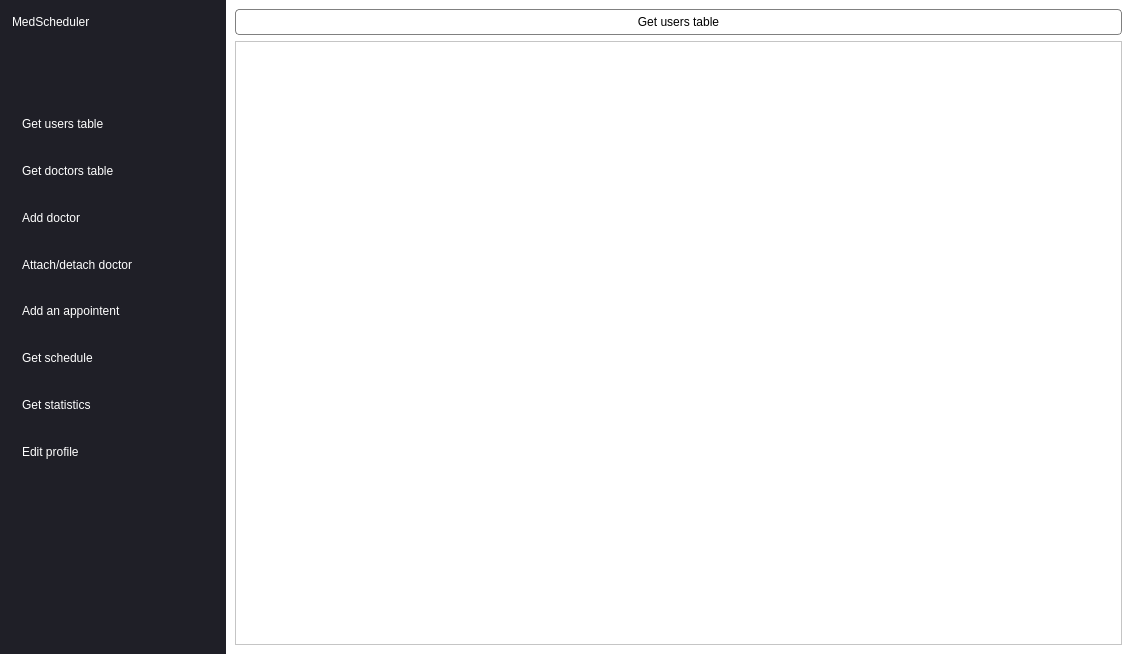
Old version of the form QtApp/forms/junior_admin_window.ui in the repository SanriaArgos/MedScheduler.
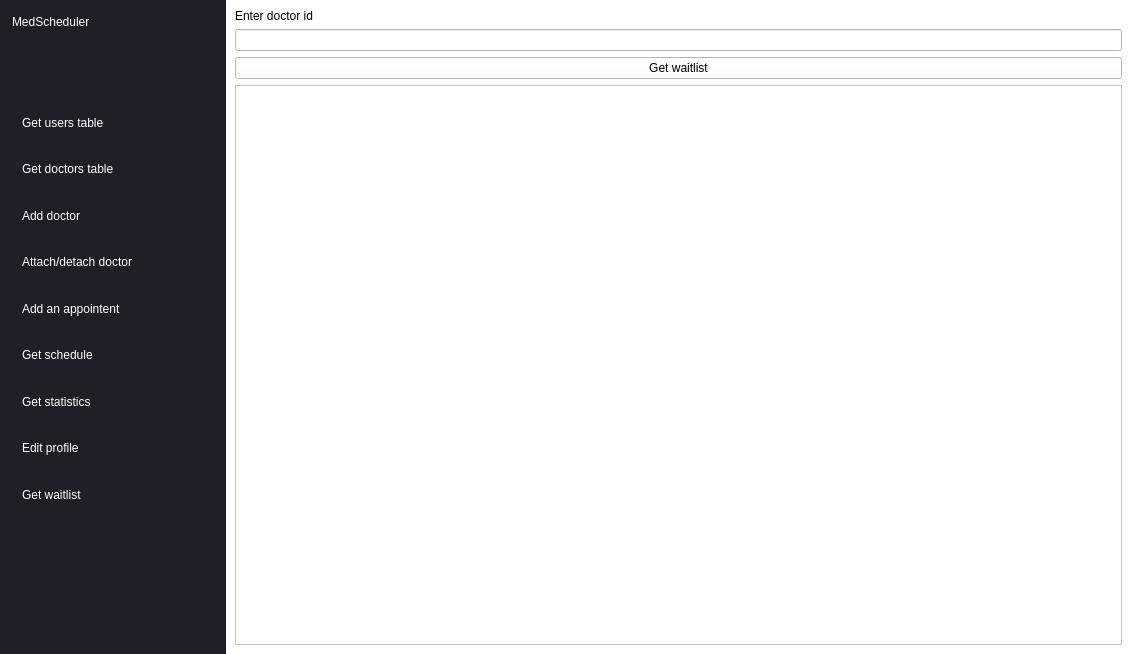
New version of the form. Icons and pictures are not drawn.

Commit message: add: get waitlist

Diff of the .ui file:
```diff
--- a/QtApp/forms/junior_admin_window.ui
+++ b/QtApp/forms/junior_admin_window.ui
@@ -290,12 +290,39 @@
          </property>
         </widget>
        </item>
+       <item>
+        <widget class="QPushButton" name="button_get_waitlist">
+         <property name="sizePolicy">
+          <sizepolicy hsizetype="Minimum" vsizetype="Preferred">
+           <horstretch>0</horstretch>
+           <verstretch>10</verstretch>
+          </sizepolicy>
+         </property>
+         <property name="styleSheet">
+          <string notr="true">QPushButton {
+           color: rgb(255, 255, 255);
+         font: 15pt 'Arial';
+         text-align: left;
+          padding-left: 10%;
+        background-color: transparent;
+        border: none;
+        }
+        QPushButton:hover {
+          background-color: rgba(64, 64, 80, 100);
+          border-radius: 10px;
+        }</string>
+         </property>
+         <property name="text">
+          <string>Get waitlist</string>
+         </property>
+        </widget>
+       </item>
        <item>
         <widget class="QLabel" name="label">
          <property name="sizePolicy">
           <sizepolicy hsizetype="Preferred" vsizetype="Preferred">
            <horstretch>0</horstretch>
-           <verstretch>40</verstretch>
+           <verstretch>30</verstretch>
           </sizepolicy>
          </property>
          <property name="text">
@@ -315,7 +342,7 @@
        </sizepolicy>
       </property>
       <property name="currentIndex">
-       <number>0</number>
+       <number>1</number>
       </property>
       <widget class="QWidget" name="page_get_users">
        <layout class="QVBoxLayout" name="verticalLayout_2">
@@ -363,6 +390,44 @@
         </item>
        </layout>
       </widget>
+      <widget class="QWidget" name="page_waitlist">
+       <layout class="QVBoxLayout" name="verticalLayout_8">
+        <item>
+         <widget class="QLabel" name="label_12">
+          <property name="text">
+           <string>Enter doctor id</string>
+          </property>
+         </widget>
+        </item>
+        <item>
+         <widget class="QLineEdit" name="doctor_id_for_waitlist_edit"/>
+        </item>
+        <item>
+         <widget class="QPushButton" name="get_waitlist_button">
+          <property name="text">
+           <string>Get waitlist</string>
+          </property>
+         </widget>
+        </item>
+        <item>
+         <widget class="QScrollArea" name="scrollArea">
+          <property name="widgetResizable">
+           <bool>true</bool>
+          </property>
+          <widget class="QWidget" name="scrollAreaWidgetContents">
+           <property name="geometry">
+            <rect>
+             <x>0</x>
+             <y>0</y>
+             <width>885</width>
+             <height>552</height>
+            </rect>
+           </property>
+          </widget>
+         </widget>
+        </item>
+       </layout>
+      </widget>
       <widget class="QWidget" name="page_get_doctors">
        <layout class="QVBoxLayout" name="verticalLayout_3">
         <item>
```
Left out of the diff: 8 changed lines with no effect on the pictures. The commit also changes 3 other files.
